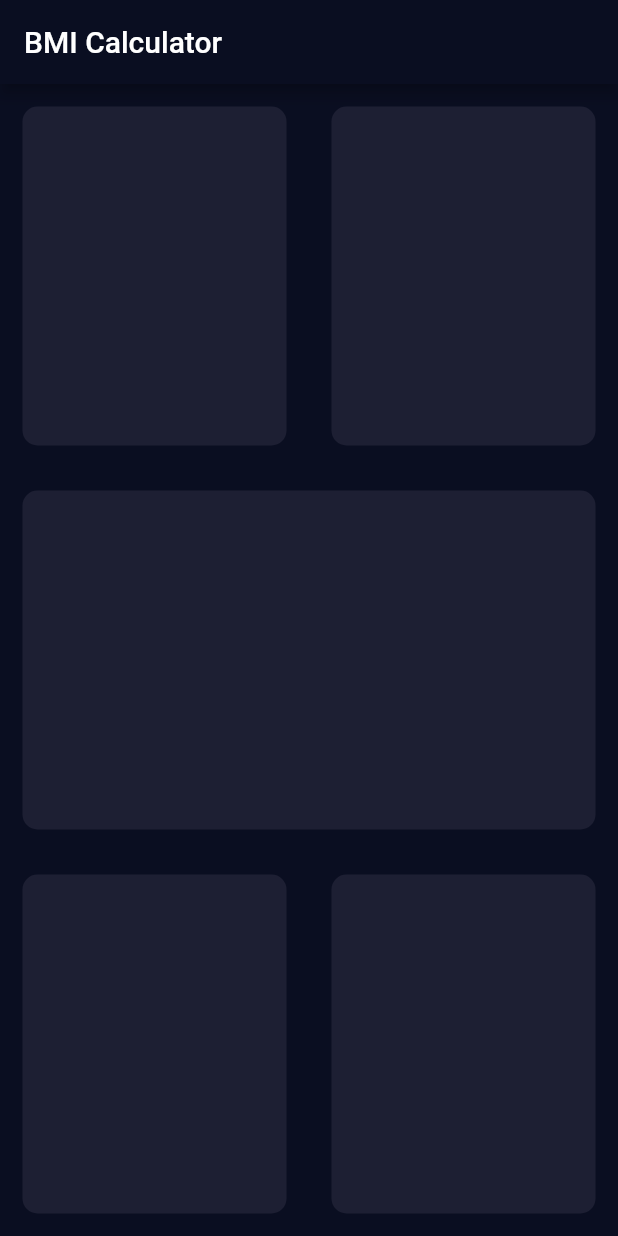
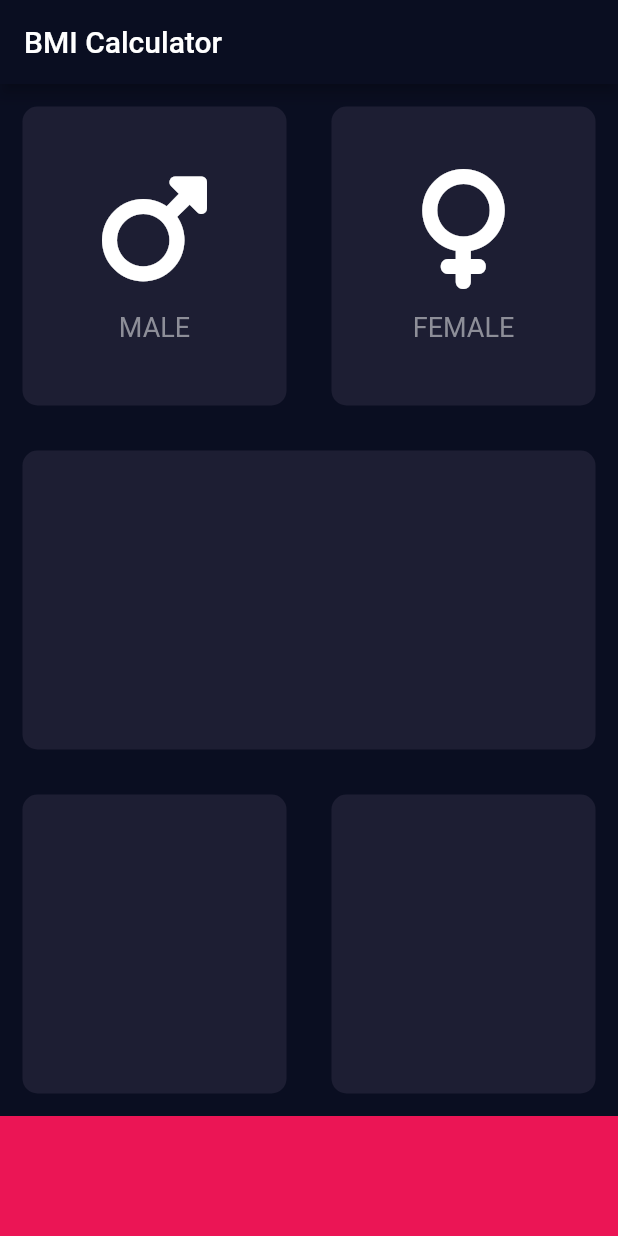
Before and after one commit to AdharshReghu/BMI-CALCULATOR, a Flutter app: the screen it shows after launch, on a phone screen of 412 x 824 dp. Run offline on Flutter 3.47's test engine with Material 2 defaults, Android fonts, the phone set to English and light mode, and no system bars; our stand-ins replace font_awesome_flutter.

Commit message:
botton bar added male and female icon added to the containers in the first row in the layout

```diff
--- a/lib/input_page.dart
+++ b/lib/input_page.dart
@@ -1,8 +1,11 @@
 import 'package:flutter/material.dart';
+import 'package:font_awesome_flutter/font_awesome_flutter.dart';
+
+const bottomcontainercolor = Color(0xFFEB1555);
+const activecardcolor = Color(0xFF1D1E33);
+const bottomcontainerheght = 80.0;
 
 class InputPage extends StatefulWidget {
-  const InputPage({Key? key}) : super(key: key);
-
   @override
   State<InputPage> createState() => _InputPageState();
 }
@@ -20,55 +23,109 @@ class _InputPageState extends State<InputPage> {
             child: Row(
               children: [
                 Expanded(
-                  child: Container(
-                    margin: EdgeInsets.all(15),
-                    decoration: BoxDecoration(
-                        color: Color(0xFF1D1F33),
-                        borderRadius: BorderRadius.circular(10)),
+                  child: ReusableCard(
+                    cardChild: Column(
+                      mainAxisAlignment: MainAxisAlignment.center,
+                      children: const [
+                        Icon(
+                          FontAwesomeIcons.mars,
+                          size: 80.0,
+                        ),
+                        SizedBox(
+                          height: 15.0,
+                        ),
+                        Text(
+                          "MALE",
+                          style: TextStyle(
+                            fontSize: 18,
+                            color: Color(0XFF8D8E98),
+                          ),
+                        )
+                      ],
+                    ),
+                    colour: activecardcolor,
                   ),
                 ),
                 Expanded(
-                  child: Container(
-                    margin: EdgeInsets.all(15),
-                    decoration: BoxDecoration(
-                        color: Color(0xFF1D1F33),
-                        borderRadius: BorderRadius.circular(10)),
+                  child: ReusableCard(
+                    cardChild: Column(
+                      mainAxisAlignment: MainAxisAlignment.center,
+                      children: [
+                        Icon(
+                          FontAwesomeIcons.venus,
+                          size: 80.0,
+                        ),
+                        SizedBox(
+                          height: 15.0,
+                        ),
+                        Text(
+                          "FEMALE",
+                          style: TextStyle(
+                            fontSize: 18,
+                            color: Color(0XFF8D8E98),
+                          ),
+                        )
+                      ],
+                    ),
+                    colour: activecardcolor,
                   ),
                 ),
               ],
             ),
           ),
           Expanded(
-            child: Container(
-                margin: EdgeInsets.all(15),
-                decoration: BoxDecoration(
-                    color: Color(0xFF1D1F33),
-                    borderRadius: BorderRadius.circular(10))),
+            child: ReusableCard(
+              cardChild: Column(
+                children: const [],
+              ),
+              colour: activecardcolor,
+            ),
           ),
           Expanded(
             child: Row(
               children: [
                 Expanded(
-                  child: Container(
-                    margin: EdgeInsets.all(15),
-                    decoration: BoxDecoration(
-                        color: Color(0xFF1D1F33),
-                        borderRadius: BorderRadius.circular(10)),
+                  child: ReusableCard(
+                    cardChild: Column(
+                      children: const [],
+                    ),
+                    colour: activecardcolor,
                   ),
                 ),
                 Expanded(
-                  child: Container(
-                    margin: EdgeInsets.all(15),
-                    decoration: BoxDecoration(
-                        color: Color(0xFF1D1F33),
-                        borderRadius: BorderRadius.circular(10)),
+                  child: ReusableCard(
+                    cardChild: Column(
+                      children: const [],
+                    ),
+                    colour: activecardcolor,
                   ),
                 ),
               ],
             ),
           ),
+          Container(
+            color: bottomcontainercolor,
+            height: bottomcontainerheght,
+            width: double.infinity,
+          )
         ],
       ),
     );
   }
 }
+
+class ReusableCard extends StatelessWidget {
+  ReusableCard({required this.colour, required this.cardChild});
+  final Widget cardChild;
+  final Color colour;
+  @override
+  Widget build(BuildContext context) {
+    return Container(
+      width: double.infinity,
+      child: cardChild,
+      margin: EdgeInsets.all(15),
+      decoration:
+          BoxDecoration(color: colour, borderRadius: BorderRadius.circular(10)),
+    );
+  }
+}
--- a/lib/main.dart
+++ b/lib/main.dart
@@ -11,7 +11,7 @@ class BMICalculator extends StatelessWidget {
   @override
   Widget build(BuildContext context) {
     return MaterialApp(
-        home: const InputPage(),
+        home: InputPage(),
         theme: ThemeData.dark().copyWith(
           textTheme: TextTheme(bodyMedium: TextStyle(color: Colors.white)),
           colorScheme: ColorScheme.fromSwatch().copyWith(
--- a/pubspec.yaml
+++ b/pubspec.yaml
@@ -32,9 +32,8 @@ dependencies:
     sdk: flutter
 
 
-  # The following adds the Cupertino Icons font to your application.
-  # Use with the CupertinoIcons class for iOS style icons.
   cupertino_icons: ^1.0.2
+  font_awesome_flutter: ^10.4.0
 
 dev_dependencies:
   flutter_test:
```
Also changed, not shown: pubspec.lock.
